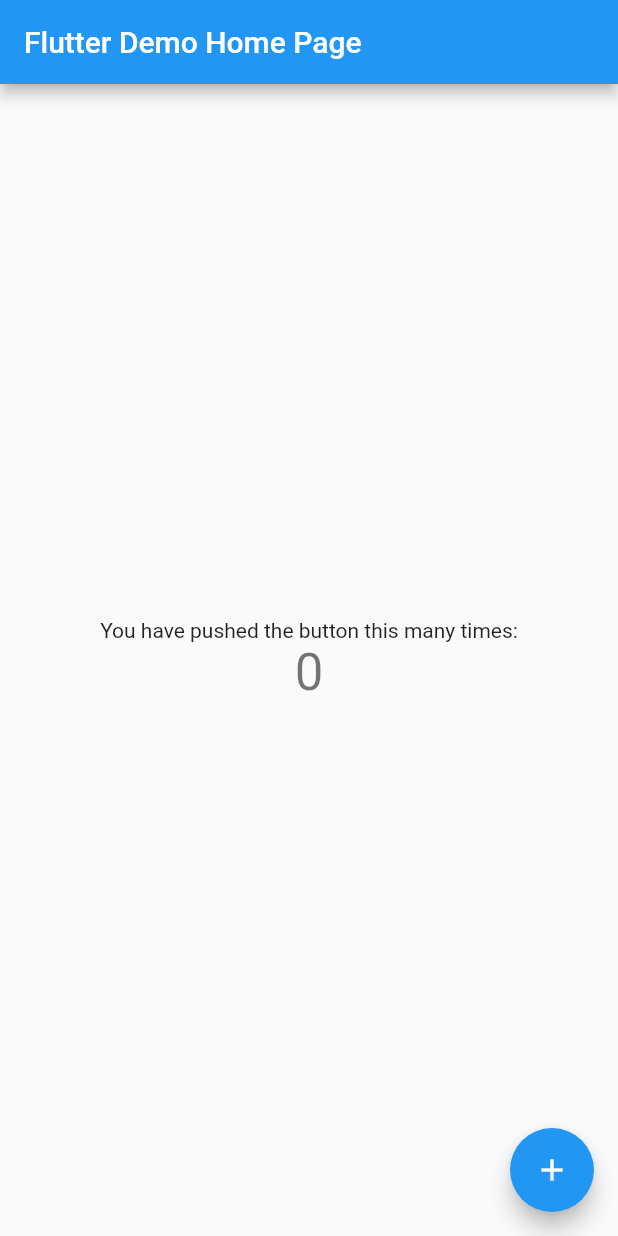
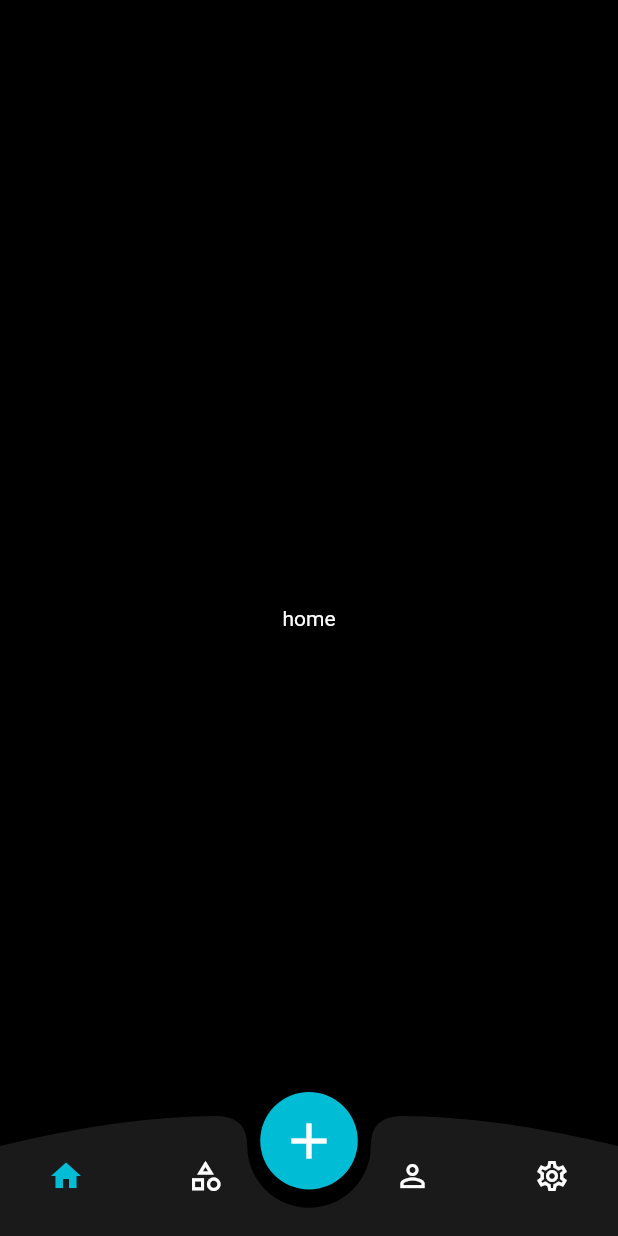
Before and after one commit to mojtabaparvar/flutter_showcase_challenge, a Flutter app: the screen it shows after launch, on a phone screen of 412 x 824 dp. Run offline on Flutter 3.47's test engine with Material 2 defaults, Android fonts, the phone set to English and light mode, and no system bars.

Commit message:
bottom bar added

```diff
--- /dev/null
+++ b/lib/home/screen/home.dart
@@ -0,0 +1,19 @@
+import 'package:flutter/material.dart';
+
+class HomeScreen extends StatefulWidget {
+  const HomeScreen({Key? key}) : super(key: key);
+
+  @override
+  _HomeScreenState createState() => _HomeScreenState();
+}
+
+class _HomeScreenState extends State<HomeScreen> {
+  @override
+  Widget build(BuildContext context) {
+    return Container(
+      child: Center(
+        child: Text("home"),
+      ),
+    );
+  }
+}
--- a/lib/main.dart
+++ b/lib/main.dart
@@ -1,113 +1,22 @@
 import 'package:flutter/material.dart';
+import 'package:show_case_challenge/main/screen/main_screen.dart';
 
 void main() {
   runApp(MyApp());
 }
 
 class MyApp extends StatelessWidget {
-  // This widget is the root of your application.
   @override
   Widget build(BuildContext context) {
     return MaterialApp(
       title: 'Flutter Demo',
       theme: ThemeData(
-        // This is the theme of your application.
-        //
-        // Try running your application with "flutter run". You'll see the
-        // application has a blue toolbar. Then, without quitting the app, try
-        // changing the primarySwatch below to Colors.green and then invoke
-        // "hot reload" (press "r" in the console where you ran "flutter run",
-        // or simply save your changes to "hot reload" in a Flutter IDE).
-        // Notice that the counter didn't reset back to zero; the application
-        // is not restarted.
-        primarySwatch: Colors.blue,
-      ),
-      home: MyHomePage(title: 'Flutter Demo Home Page'),
+          primarySwatch: Colors.blue,
+          textTheme: TextTheme(
+            bodyText1: TextStyle(color: Colors.white),
+            bodyText2: TextStyle(color: Colors.white),
+          )),
+      home: MainScreen(),
     );
   }
 }
-
-class MyHomePage extends StatefulWidget {
-  MyHomePage({Key? key, required this.title}) : super(key: key);
-
-  // This widget is the home page of your application. It is stateful, meaning
-  // that it has a State object (defined below) that contains fields that affect
-  // how it looks.
-
-  // This class is the configuration for the state. It holds the values (in this
-  // case the title) provided by the parent (in this case the App widget) and
-  // used by the build method of the State. Fields in a Widget subclass are
-  // always marked "final".
-
-  final String title;
-
-  @override
-  _MyHomePageState createState() => _MyHomePageState();
-}
-
-class _MyHomePageState extends State<MyHomePage> {
-  int _counter = 0;
-
-  void _incrementCounter() {
-    setState(() {
-      // This call to setState tells the Flutter framework that something has
-      // changed in this State, which causes it to rerun the build method below
-      // so that the display can reflect the updated values. If we changed
-      // _counter without calling setState(), then the build method would not be
-      // called again, and so nothing would appear to happen.
-      _counter++;
-    });
-  }
-
-  @override
-  Widget build(BuildContext context) {
-    // This method is rerun every time setState is called, for instance as done
-    // by the _incrementCounter method above.
-    //
-    // The Flutter framework has been optimized to make rerunning build methods
-    // fast, so that you can just rebuild anything that needs updating rather
-    // than having to individually change instances of widgets.
-    return Scaffold(
-      appBar: AppBar(
-        // Here we take the value from the MyHomePage object that was created by
-        // the App.build method, and use it to set our appbar title.
-        title: Text(widget.title),
-      ),
-      body: Center(
-        // Center is a layout widget. It takes a single child and positions it
-        // in the middle of the parent.
-        child: Column(
-          // Column is also a layout widget. It takes a list of children and
-          // arranges them vertically. By default, it sizes itself to fit its
-          // children horizontally, and tries to be as tall as its parent.
-          //
-          // Invoke "debug painting" (press "p" in the console, choose the
-          // "Toggle Debug Paint" action from the Flutter Inspector in Android
-          // Studio, or the "Toggle Debug Paint" command in Visual Studio Code)
-          // to see the wireframe for each widget.
-          //
-          // Column has various properties to control how it sizes itself and
-          // how it positions its children. Here we use mainAxisAlignment to
-          // center the children vertically; the main axis here is the vertical
-          // axis because Columns are vertical (the cross axis would be
-          // horizontal).
-          mainAxisAlignment: MainAxisAlignment.center,
-          children: <Widget>[
-            Text(
-              'You have pushed the button this many times:',
-            ),
-            Text(
-              '$_counter',
-              style: Theme.of(context).textTheme.headline4,
-            ),
-          ],
-        ),
-      ),
-      floatingActionButton: FloatingActionButton(
-        onPressed: _incrementCounter,
-        tooltip: 'Increment',
-        child: Icon(Icons.add),
-      ), // This trailing comma makes auto-formatting nicer for build methods.
-    );
-  }
-}
--- /dev/null
+++ b/lib/main/screen/main_screen.dart
@@ -0,0 +1,151 @@
+import 'package:flutter/material.dart';
+import 'package:show_case_challenge/categories/screen/categories.dart';
+import 'package:show_case_challenge/home/screen/home.dart';
+import 'package:show_case_challenge/profile/screen/profile.dart';
+import 'package:show_case_challenge/settings/screen/settings.dart';
+
+class MainScreen extends StatefulWidget {
+  const MainScreen({Key? key}) : super(key: key);
+
+  @override
+  _MainScreenState createState() => _MainScreenState();
+}
+
+class _MainScreenState extends State<MainScreen> {
+  List<Widget> pages = [
+    HomeScreen(),
+    CategoriesScreen(),
+    ProfileScreen(),
+    SettingsScreen()
+  ];
+  int _chosenPage = 0;
+  @override
+  Widget build(BuildContext context) {
+    final size = MediaQuery.of(context).size;
+    return Scaffold(
+      floatingActionButtonLocation: FloatingActionButtonLocation.centerFloat,
+      floatingActionButton: InkWell(
+        child: Container(
+          child: Icon(
+            Icons.add,
+            color: Colors.white,
+            size: 40,
+          ),
+          margin: EdgeInsetsDirectional.only(bottom: 15),
+          width: 65,
+          height: 65,
+          decoration: BoxDecoration(
+            shape: BoxShape.circle,
+            color: Colors.cyan,
+          ),
+        ),
+      ),
+      backgroundColor: Colors.black,
+      body: Stack(
+        children: [
+          pages[_chosenPage],
+          Positioned(
+              bottom: 0,
+              left: 0,
+              child: Container(
+                width: size.width,
+                height: 80,
+                child: Stack(
+                  children: [
+                    CustomPaint(
+                      size: Size(size.width, 80),
+                      painter: CurvyShapePainter(),
+                    ),
+                    Positioned(
+                      bottom: 0,
+                      left: 0,
+                      child: Container(
+                        padding: EdgeInsets.symmetric(horizontal: 20),
+                        width: size.width,
+                        height: 80,
+                        child: Row(
+                          mainAxisAlignment: MainAxisAlignment.spaceBetween,
+                          children: [
+                            IconButton(
+                              icon: Icon(Icons.home,
+                                  color: _chosenPage == 0
+                                      ? Colors.cyan
+                                      : Colors.white),
+                              onPressed: () {
+                                setState(() {
+                                  _chosenPage = 0;
+                                });
+                              },
+                            ),
+                            IconButton(
+                              icon: Icon(Icons.category_outlined,
+                                  color: _chosenPage == 1
+                                      ? Colors.cyan
+                                      : Colors.white),
+                              onPressed: () {
+                                setState(() {
+                                  _chosenPage = 1;
+                                });
+                              },
+                            ),
+                            SizedBox(),
+                            IconButton(
+                              icon: Icon(Icons.person_outline,
+                                  color: _chosenPage == 2
+                                      ? Colors.cyan
+                                      : Colors.white),
+                              onPressed: () {
+                                setState(() {
+                                  _chosenPage = 2;
+                                });
+                              },
+                            ),
+                            IconButton(
+                              icon: Icon(Icons.settings_outlined,
+                                  color: _chosenPage == 3
+                                      ? Colors.cyan
+                                      : Colors.white),
+                              onPressed: () {
+                                setState(() {
+                                  _chosenPage = 3;
+                                });
+                              },
+                            ),
+                          ],
+                        ),
+                      ),
+                    ),
+                  ],
+                ),
+              ))
+        ],
+      ),
+    );
+  }
+}
+
+class CurvyShapePainter extends CustomPainter {
+  @override
+  void paint(Canvas canvas, Size size) {
+    Paint paint = Paint()
+      ..color = Colors.white10
+      ..style = PaintingStyle.fill;
+    Path path = Path();
+    path.moveTo(0, 20);
+    path.quadraticBezierTo(size.width * 0.2, 0, size.width * 0.35, 0);
+    path.quadraticBezierTo(size.width * 0.4, 0, size.width * 0.4, 20);
+    path.arcToPoint(Offset(size.width * 0.6, 20),
+        radius: Radius.circular(10), clockwise: false);
+    path.quadraticBezierTo(size.width * 0.6, 0, size.width * 0.65, 0);
+    path.quadraticBezierTo(size.width * 0.8, 0, size.width, 20);
+    path.lineTo(size.width, size.height);
+    path.lineTo(0, size.height);
+    path.close();
+    canvas.drawPath(path, paint);
+  }
+
+  @override
+  bool shouldRepaint(covariant CustomPainter oldDelegate) {
+    return false;
+  }
+}
```
Also changed, not shown: lib/categories/screen/categories.dart (added, +21 -0 lines), lib/profile/screen/profile.dart (added, +19 -0 lines), lib/settings/screen/settings.dart (added, +19 -0 lines).
